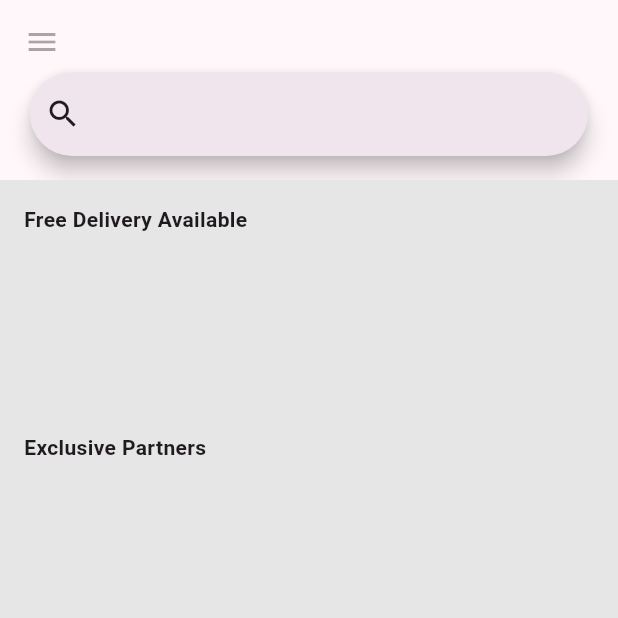
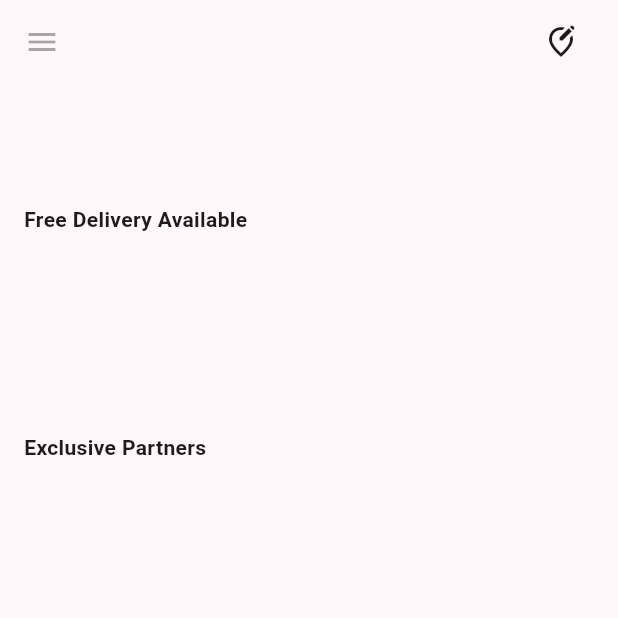
Before and after one commit to lightbiteMY/lightbite, a Flutter app: the HomeTemplate screen opened directly with empty values, on a phone screen of 412 x 824 dp, the top half of it. Run offline on Flutter 3.47's test engine with Material 2 defaults, Android fonts, the light colour scheme and no system bars; network calls fail.

Commit message:
Update home_template
- add change location trailing icon
- Make address press-able with InkWell
- Fix address overflow
- Decided to make search bar as floating icon [todo]

```diff
--- a/lib/template/home_template.dart
+++ b/lib/template/home_template.dart
@@ -4,13 +4,16 @@ import 'package:lightbite/data/restaurant.dart';
 class HomeTemplate extends StatelessWidget {
   final String address;
   final List<Restaurant> restaurants;
-  const HomeTemplate(
-      {super.key, required this.address, required this.restaurants});
+  const HomeTemplate({
+    super.key,
+    required this.address,
+    required this.restaurants,
+  });
 
   @override
   Widget build(BuildContext context) {
     return Scaffold(
-      backgroundColor: const Color.fromRGBO(230, 230, 230, 1),
+      // backgroundColor: const Color.fromRGBO(230, 230, 230, 1),
       body: CustomScrollView(
         slivers: [
           SliverAppBar(
@@ -18,9 +21,35 @@ class HomeTemplate extends StatelessWidget {
               snap: false,
               floating: false,
               expandedHeight: 120,
-              title: Text(
-                address,
-                style: const TextStyle(fontSize: 10, color: Colors.black),
+              title: InkWell(
+                highlightColor: Colors.transparent,
+                splashColor: Colors.transparent,
+                onTap: () {
+                  showModalBottomSheet(
+                    context: context,
+                    builder: (BuildContext context) {
+                      return Container();
+                    },
+                  );
+                },
+                child: Padding(
+                  padding: const EdgeInsets.all(10.0),
+                  child: SelectionContainer.disabled(
+                    child: Row(
+                      mainAxisAlignment: MainAxisAlignment.spaceBetween,
+                      children: [
+                        Text(
+                          address,
+                          overflow: TextOverflow.ellipsis,
+                          maxLines: 4,
+                          style: const TextStyle(
+                              fontSize: 10, color: Colors.black),
+                        ),
+                        const Icon(Icons.edit_location_alt_outlined)
+                      ],
+                    ),
+                  ),
+                ),
               ),
               leading:
                   const IconButton(onPressed: null, icon: Icon(Icons.menu)),
@@ -29,18 +58,18 @@ class HomeTemplate extends StatelessWidget {
                 return FlexibleSpaceBar(
                   centerTitle: true,
                   expandedTitleScale: 1.0,
-                  title: Visibility(
-                    visible: (constraints.maxHeight < 100) ? false : true,
-                    child: const Padding(
-                      padding: EdgeInsets.symmetric(horizontal: 20.0),
-                      child: SearchBar(
-                        padding: MaterialStatePropertyAll(
-                          EdgeInsets.symmetric(horizontal: 10.0),
-                        ),
-                        leading: Icon(Icons.search),
-                      ),
-                    ),
-                  ),
+                  // title: Visibility(
+                  //   visible: (constraints.maxHeight < 100) ? false : true,
+                  //   child: const Padding(
+                  //     padding: EdgeInsets.symmetric(horizontal: 20.0),
+                  //     child: SearchBar(
+                  //       padding: MaterialStatePropertyAll(
+                  //         EdgeInsets.symmetric(horizontal: 10.0),
+                  //       ),
+                  //       leading: Icon(Icons.search),
+                  //     ),
+                  //   ),
+                  // ),
                 );
               })),
           const SliverToBoxAdapter(
```
